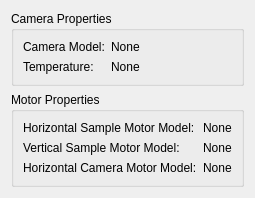
This is gui/properties.ui in LIOMLab/lightsheet as Qt 5 draws it before an edit. The edited form follows.
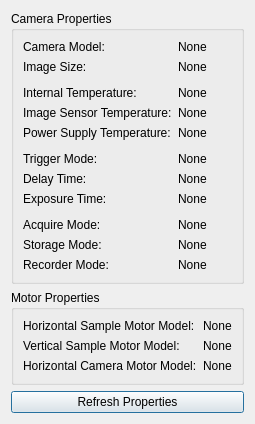
This is the edited form.

Commit message: -Amélioration de la fenêtre affichant différentes propriétés du systèmes (ajout de propriétés de la caméra) -Blocage des contrôles de mouvement lors d'une acquisition 'stack mode' afin d'éviter de possibles erreurs -Ajustement des contrôles de mouvement de caméra avec la nouvelle configuration

```diff
--- a/gui/properties.ui
+++ b/gui/properties.ui
@@ -7,7 +7,7 @@
     <x>0</x>
     <y>0</y>
     <width>223</width>
-    <height>185</height>
+    <height>403</height>
    </rect>
   </property>
   <property name="windowTitle">
@@ -40,20 +40,203 @@
         </property>
        </widget>
       </item>
-      <item row="2" column="0">
+      <item row="4" column="0">
        <widget class="QLabel" name="label_4">
         <property name="text">
-         <string>Temperature:</string>
+         <string>Internal Temperature:</string>
         </property>
        </widget>
       </item>
-      <item row="2" column="1">
+      <item row="4" column="1">
        <widget class="QLabel" name="label_cameraTemperature">
         <property name="text">
          <string>None</string>
         </property>
        </widget>
       </item>
+      <item row="5" column="0">
+       <widget class="QLabel" name="label_5">
+        <property name="text">
+         <string>Image Sensor Temperature:</string>
+        </property>
+       </widget>
+      </item>
+      <item row="5" column="1">
+       <widget class="QLabel" name="label_sensorTemperature">
+        <property name="text">
+         <string>None</string>
+        </property>
+       </widget>
+      </item>
+      <item row="8" column="0">
+       <widget class="QLabel" name="label_7">
+        <property name="text">
+         <string>Trigger Mode:</string>
+        </property>
+       </widget>
+      </item>
+      <item row="8" column="1">
+       <widget class="QLabel" name="label_triggerMode">
+        <property name="whatsThis">
+         <string>&lt;html&gt;&lt;head/&gt;&lt;body&gt;&lt;p&gt;&lt;span style=&quot; text-decoration: underline;&quot;&gt;Autosequence&lt;/span&gt;&lt;/p&gt;&lt;p&gt;An exposure of a new image is started automatically best possible compared to the readout of an image and the current timing parameters. If a CCD is used and images are taken in a sequence, exposure and sensor readout are started simultaneously. Signals at the trigger input line are irrelevant.&lt;/p&gt;&lt;p&gt;&lt;span style=&quot; text-decoration: underline;&quot;&gt;External Exposure Start&lt;/span&gt;&lt;/p&gt;&lt;p&gt;A delay / exposure sequence is started depending on the HW signal at the trigger input line or by a force trigger command.&lt;/p&gt;&lt;p&gt;&lt;span style=&quot; text-decoration: underline;&quot;&gt;External Exposure Control&lt;/span&gt;&lt;/p&gt;&lt;p&gt;An exposure sequence is started depending on the HW signal at the trigger input line. The exposure time is defined by the pulse length of the HW signal. The delay and exposure time values defined by the set / request delay and exposure command are ineffective. In double image mode exposure time length of the first image is controlled through the HW signal, exposure time of the second image is given by the readout time of the first image.&lt;/p&gt;&lt;p&gt;...&lt;/p&gt;&lt;/body&gt;&lt;/html&gt;</string>
+        </property>
+        <property name="text">
+         <string>None</string>
+        </property>
+       </widget>
+      </item>
+      <item row="3" column="0">
+       <spacer name="verticalSpacer">
+        <property name="orientation">
+         <enum>Qt::Vertical</enum>
+        </property>
+        <property name="sizeHint" stdset="0">
+         <size>
+          <width>20</width>
+          <height>40</height>
+         </size>
+        </property>
+       </spacer>
+      </item>
+      <item row="7" column="0">
+       <spacer name="verticalSpacer_2">
+        <property name="orientation">
+         <enum>Qt::Vertical</enum>
+        </property>
+        <property name="sizeHint" stdset="0">
+         <size>
+          <width>20</width>
+          <height>40</height>
+         </size>
+        </property>
+       </spacer>
+      </item>
+      <item row="6" column="0">
+       <widget class="QLabel" name="label_8">
+        <property name="text">
+         <string>Power Supply Temperature:</string>
+        </property>
+       </widget>
+      </item>
+      <item row="6" column="1">
+       <widget class="QLabel" name="label_powerTemperature">
+        <property name="text">
+         <string>None</string>
+        </property>
+       </widget>
+      </item>
+      <item row="9" column="0">
+       <widget class="QLabel" name="label_9">
+        <property name="text">
+         <string>Delay Time:</string>
+        </property>
+       </widget>
+      </item>
+      <item row="9" column="1">
+       <widget class="QLabel" name="label_delayTime">
+        <property name="whatsThis">
+         <string/>
+        </property>
+        <property name="text">
+         <string>None</string>
+        </property>
+       </widget>
+      </item>
+      <item row="10" column="0">
+       <widget class="QLabel" name="label_11">
+        <property name="text">
+         <string>Exposure Time:</string>
+        </property>
+       </widget>
+      </item>
+      <item row="10" column="1">
+       <widget class="QLabel" name="label_exposureTime">
+        <property name="text">
+         <string>None</string>
+        </property>
+       </widget>
+      </item>
+      <item row="11" column="0">
+       <spacer name="verticalSpacer_3">
+        <property name="orientation">
+         <enum>Qt::Vertical</enum>
+        </property>
+        <property name="sizeHint" stdset="0">
+         <size>
+          <width>20</width>
+          <height>40</height>
+         </size>
+        </property>
+       </spacer>
+      </item>
+      <item row="12" column="0">
+       <widget class="QLabel" name="label_10">
+        <property name="text">
+         <string>Acquire Mode:</string>
+        </property>
+       </widget>
+      </item>
+      <item row="12" column="1">
+       <widget class="QLabel" name="label_acquireMode">
+        <property name="whatsThis">
+         <string>&lt;html&gt;&lt;head/&gt;&lt;body&gt;&lt;p&gt;&lt;span style=&quot; text-decoration: underline;&quot;&gt;Auto&lt;/span&gt;&lt;/p&gt;&lt;p&gt;All images will be acquired and stored.&lt;/p&gt;&lt;p&gt;&lt;span style=&quot; text-decoration: underline;&quot;&gt;External&lt;/span&gt;&lt;/p&gt;&lt;p&gt;The external control input is a static enable signal for image acquisition. Depending on the I/O configuration a high or low level at the external input does set the acquire enable state to TRUE. If the acquire enable state is TRUE exposure triggers are accepted and images are acquired. If the acquire enable state is FALSE, all exposure triggers are ignored and no images will be acquired and stored.&lt;/p&gt;&lt;p&gt;&lt;span style=&quot; text-decoration: underline;&quot;&gt;External modulate&lt;/span&gt;&lt;/p&gt;&lt;p&gt;The external control input is a dynamic frame start signal. Depending on the I/O configuration a rising or falling edge at the input will start a single frame in modulation mode.&lt;/p&gt;&lt;/body&gt;&lt;/html&gt;</string>
+        </property>
+        <property name="text">
+         <string>None</string>
+        </property>
+       </widget>
+      </item>
+      <item row="13" column="0">
+       <widget class="QLabel" name="label_12">
+        <property name="text">
+         <string>Storage Mode:</string>
+        </property>
+       </widget>
+      </item>
+      <item row="13" column="1">
+       <widget class="QLabel" name="label_storageMode">
+        <property name="whatsThis">
+         <string>&lt;html&gt;&lt;head/&gt;&lt;body&gt;&lt;p&gt;&lt;span style=&quot; text-decoration: underline;&quot;&gt;Recorder&lt;/span&gt;&lt;/p&gt;&lt;p&gt;Images are recorded and stored in the current selected segment of the camera internal memory (CamRAM).&lt;/p&gt;&lt;p&gt;&lt;span style=&quot; text-decoration: underline;&quot;&gt;FIFO buffer&lt;/span&gt;&lt;/p&gt;&lt;p&gt;Camera internal memory (CamRAM) is used as huge FIFO buffer to bypass short bottlenecks in data transmission. If buffer overflows, the oldest images are overwritten.&lt;/p&gt;&lt;/body&gt;&lt;/html&gt;</string>
+        </property>
+        <property name="text">
+         <string>None</string>
+        </property>
+       </widget>
+      </item>
+      <item row="14" column="0">
+       <widget class="QLabel" name="label_13">
+        <property name="text">
+         <string>Recorder Mode:</string>
+        </property>
+       </widget>
+      </item>
+      <item row="14" column="1">
+       <widget class="QLabel" name="label_recorderMode">
+        <property name="toolTip">
+         <string>Recorder Mode only valid if Storage Mode is Recorder</string>
+        </property>
+        <property name="whatsThis">
+         <string>&lt;html&gt;&lt;head/&gt;&lt;body&gt;&lt;p&gt;&lt;span style=&quot; text-decoration: underline;&quot;&gt;Sequence&lt;/span&gt;&lt;/p&gt;&lt;p&gt;Recording is stopped, when the last buffer in the segment is reached. No images are overwritten. Recording can be stopped by software. Recording is stopped, when the last buffer in the segment is reached.&lt;/p&gt;&lt;p&gt;&lt;span style=&quot; text-decoration: underline;&quot;&gt;Ring buffer&lt;/span&gt;&lt;/p&gt;&lt;p&gt;Camera records continuously into ring buffer. The oldest images are overwritten, if a buffer overflows occures due to long recording times. Recording must be stopped by software or with an stop event. The oldest image is overwritten, when the segment is full.&lt;/p&gt;&lt;/body&gt;&lt;/html&gt;</string>
+        </property>
+        <property name="text">
+         <string>None</string>
+        </property>
+       </widget>
+      </item>
+      <item row="2" column="0">
+       <widget class="QLabel" name="label_14">
+        <property name="text">
+         <string>Image Size:</string>
+        </property>
+       </widget>
+      </item>
+      <item row="2" column="1">
+       <widget class="QLabel" name="label_imageSize">
+        <property name="text">
+         <string>None</string>
+        </property>
+       </widget>
+      </item>
      </layout>
     </widget>
    </item>
@@ -114,6 +297,13 @@
      </layout>
     </widget>
    </item>
+   <item>
+    <widget class="QPushButton" name="pushButton_refresh">
+     <property name="text">
+      <string>Refresh Properties</string>
+     </property>
+    </widget>
+   </item>
   </layout>
  </widget>
  <resources/>
```
The commit also changes 6 other files.
